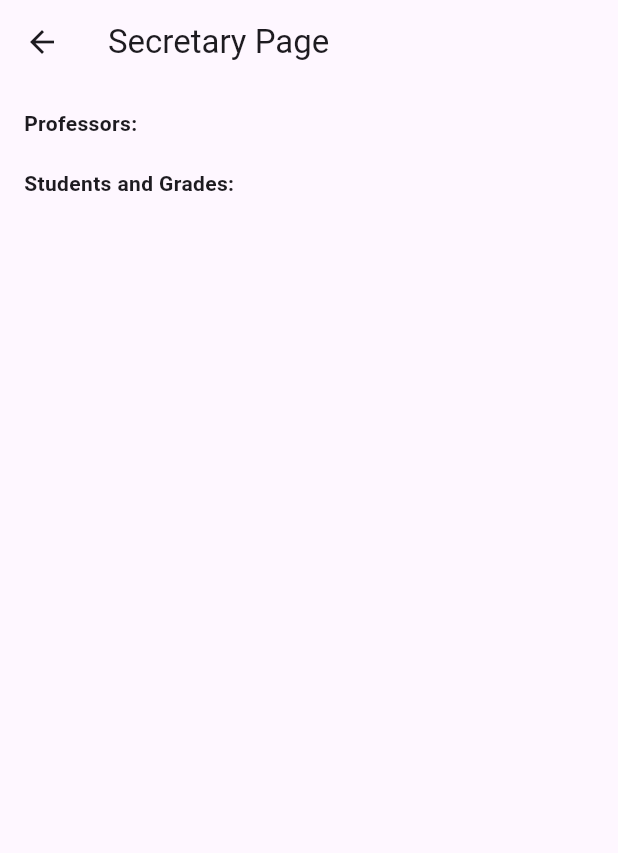
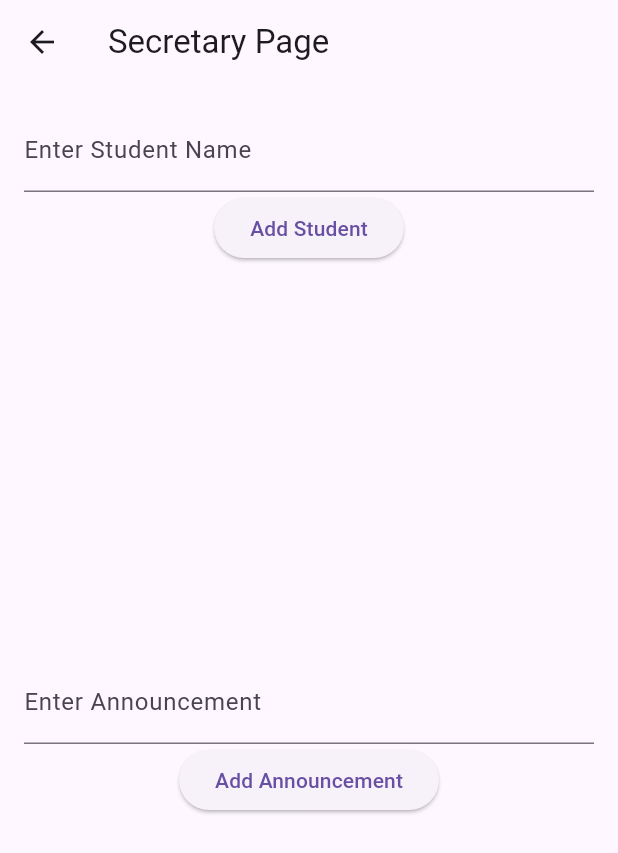
Before and after one commit to adag21044/Flutter-Student-Information-System--Improved-Version, a Flutter app: the SecretaryPage screen opened directly, on a phone screen of 412 x 824 dp. Shown: the top 853 px of the screen. Run offline on Flutter 3.47's test engine with Material 3 defaults, Android fonts, the phone set to English and light mode, and no system bars; our stand-ins replace shared_preferences; accounts and stored records are empty.

Commit message:
there are some bugs

```diff
--- a/sis_system/lib/secretary_page.dart
+++ b/sis_system/lib/secretary_page.dart
@@ -11,6 +11,9 @@ class SecretaryPage extends StatefulWidget {
 class _SecretaryPageState extends State<SecretaryPage> {
   List<Student> students = [];
   List<Professor> professors = [];
+  List<String> announcements = [];
+  final TextEditingController _announcementController = TextEditingController();
+  final TextEditingController _studentController = TextEditingController();
 
   @override
   void initState() {
@@ -27,6 +30,28 @@ class _SecretaryPageState extends State<SecretaryPage> {
     });
   }
 
+  void _addStudent() {
+    setState(() {
+      students.add(Student(name: _studentController.text));
+      DataManager.saveStudents(students);
+      _studentController.clear();
+    });
+  }
+
+  void _removeStudent(Student student) {
+    setState(() {
+      students.remove(student);
+      DataManager.saveStudents(students);
+    });
+  }
+
+  void _addAnnouncement() {
+    setState(() {
+      announcements.add(_announcementController.text);
+      _announcementController.clear();
+    });
+  }
+
   @override
   Widget build(BuildContext context) {
     return Scaffold(
@@ -37,21 +62,44 @@ class _SecretaryPageState extends State<SecretaryPage> {
         padding: const EdgeInsets.all(16.0),
         child: Column(
           children: [
+            TextField(
+              controller: _studentController,
+              decoration: InputDecoration(labelText: 'Enter Student Name'),
+            ),
+            ElevatedButton(
+              onPressed: _addStudent,
+              child: Text('Add Student'),
+            ),
             Expanded(
-              child: ListView(
-                children: [
-                  Text('Professors:', style: TextStyle(fontWeight: FontWeight.bold)),
-                  ...professors.map((prof) => ListTile(title: Text(prof.name))),
-                  SizedBox(height: 20),
-                  Text('Students and Grades:', style: TextStyle(fontWeight: FontWeight.bold)),
-                  ...students.map((student) {
-                    return ListTile(
-                      title: Text(student.name),
-                      subtitle: Text(
-                          'Midterm: ${student.midterm}, Final: ${student.finalScore}, Average: ${student.calculateAverage()}'),
-                    );
-                  }),
-                ],
+              child: ListView.builder(
+                itemCount: students.length,
+                itemBuilder: (context, index) {
+                  return ListTile(
+                    title: Text(students[index].name),
+                    trailing: IconButton(
+                      icon: Icon(Icons.delete),
+                      onPressed: () => _removeStudent(students[index]),
+                    ),
+                  );
+                },
+              ),
+            ),
+            TextField(
+              controller: _announcementController,
+              decoration: InputDecoration(labelText: 'Enter Announcement'),
+            ),
+            ElevatedButton(
+              onPressed: _addAnnouncement,
+              child: Text('Add Announcement'),
+            ),
+            Expanded(
+              child: ListView.builder(
+                itemCount: announcements.length,
+                itemBuilder: (context, index) {
+                  return ListTile(
+                    title: Text(announcements[index]),
+                  );
+                },
               ),
             ),
           ],
```
Also changed, not shown: sis_system/lib/student_page.dart (+26 -20 lines).
